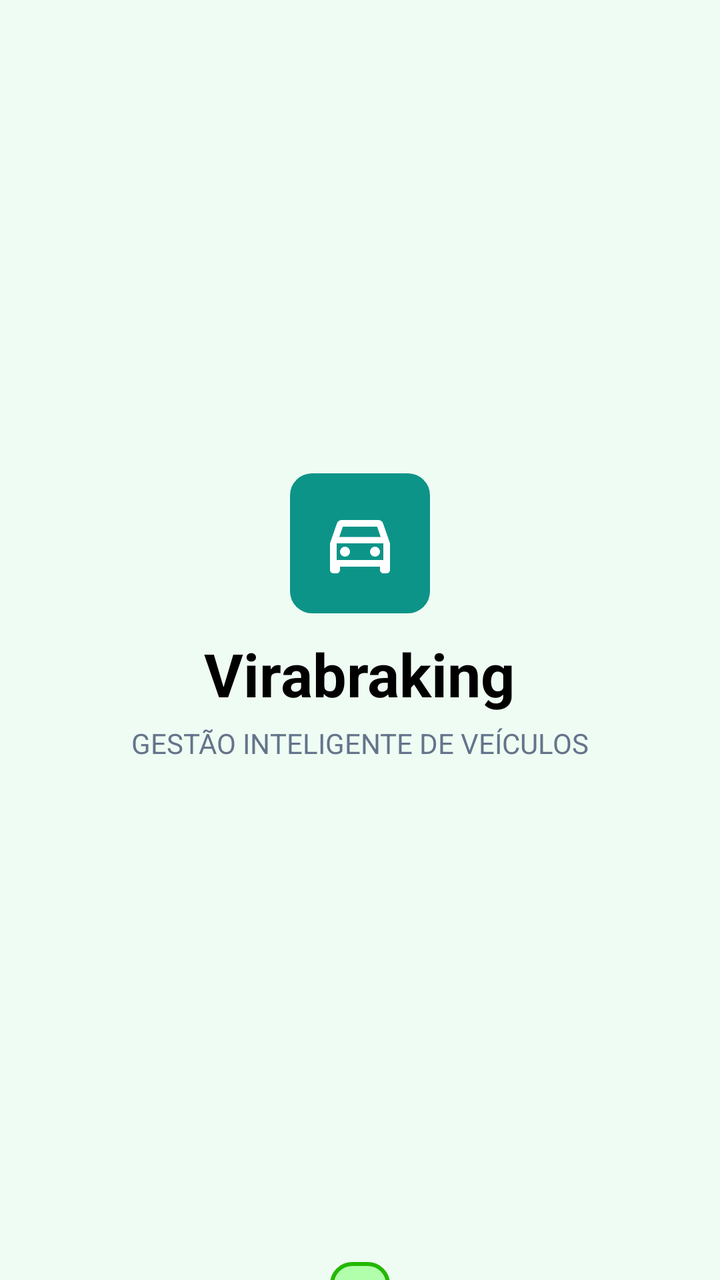
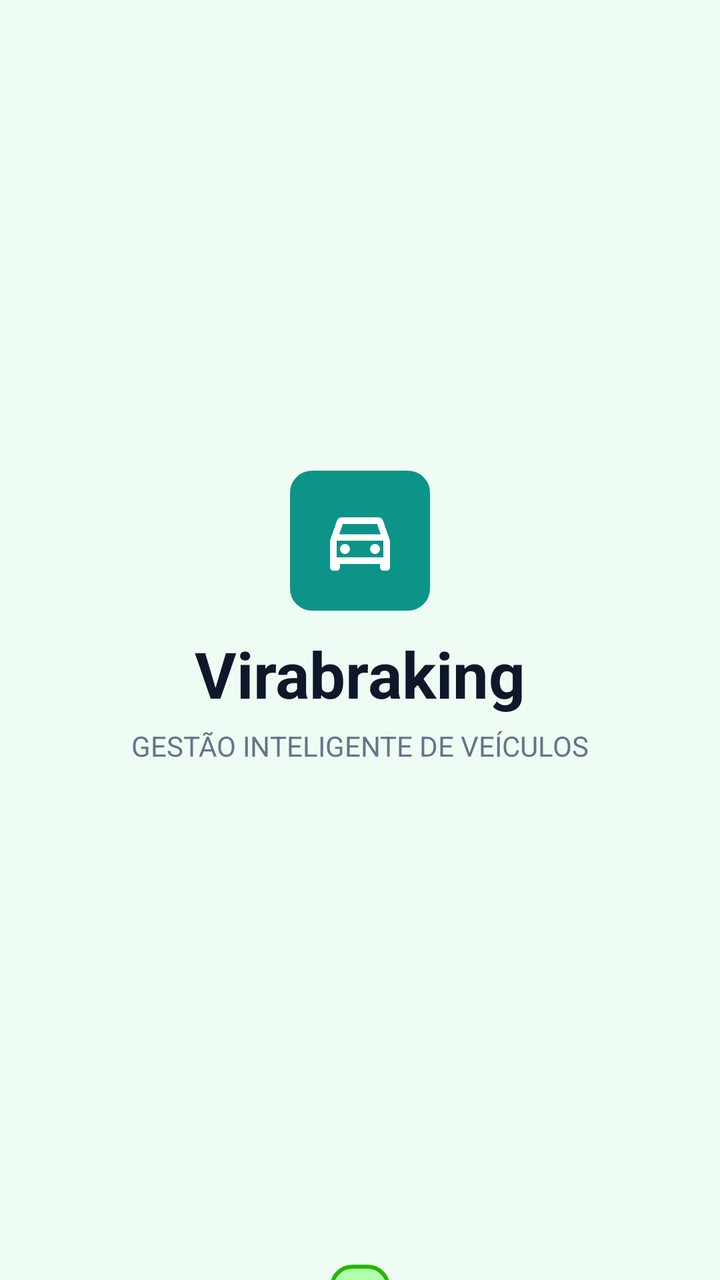

Two renders of the same Android screen: before a commit and after it. Below are the layout's source before the change and the commit's diff.
<!-- AndroidManifest.xml: application theme Theme.Virabraking -->
<!-- res/layout/activity_main.xml -->
<?xml version="1.0" encoding="utf-8"?>
<LinearLayout xmlns:android="http://schemas.android.com/apk/res/android"
    xmlns:app="http://schemas.android.com/apk/res-auto"
    xmlns:tools="http://schemas.android.com/tools"
    android:layout_width="match_parent"
    android:layout_height="match_parent"
    android:background="#effcf3"
    android:orientation="vertical"
    android:gravity="center"
    tools:context=".MainActivity">

    <ImageButton
        android:id="@+id/iBtnInicio"
        android:layout_width="wrap_content"
        android:layout_height="wrap_content"
        android:padding="15dp"
        android:layout_marginBottom="10dp"
        android:background="@drawable/rouded_border"
        android:src="@drawable/car" />

    <TextView
        android:layout_width="wrap_content"
        android:layout_height="wrap_content"
        android:textSize="30sp"
        android:textStyle="bold"
        android:layout_marginBottom="5dp"
        android:textColor="@color/black"
        android:text="Virabraking" />

    <TextView
        android:layout_width="wrap_content"
        android:layout_height="wrap_content"
        android:textColor="#64748b"
        android:text="GESTÃO INTELIGENTE DE VEÍCULOS" />

    <TextView
        android:id="@+id/tvAppVersion"
        android:layout_width="wrap_content"
        android:layout_height="wrap_content"
        android:background="@drawable/version_background"
        android:paddingVertical="3dp"
        android:paddingHorizontal="15dp"
        android:textStyle="bold"
        android:textSize="12sp"
        android:textColor="#28a095"
        android:translationY="250dp" />
</LinearLayout>
<!-- resources referenced by this layout -->
<resources>
  <color name="black">#FF000000</color>
  <!-- drawable car (drawable) -->
  <vector android:height="40dp" android:tint="#ffffff"
      android:viewportHeight="24" android:viewportWidth="24"
      android:width="40dp" xmlns:android="http://schemas.android.com/apk/res/android">
      <path android:fillColor="@android:color/white" android:pathData="M18.92,6.01C18.72,5.42 18.16,5 17.5,5h-11c-0.66,0 -1.21,0.42 -1.42,1.01L3,12v8c0,0.55 0.45,1 1,1h1c0.55,0 1,-0.45 1,-1v-1h12v1c0,0.55 0.45,1 1,1h1c0.55,0 1,-0.45 1,-1v-8l-2.08,-5.99zM6.85,7h10.29l1.08,3.11H5.77L6.85,7zM19,17H5v-5h14v5z"/>
      <path android:fillColor="@android:color/white" android:pathData="M7.5,14.5m-1.5,0a1.5,1.5 0,1 1,3 0a1.5,1.5 0,1 1,-3 0"/>
      <path android:fillColor="@android:color/white" android:pathData="M16.5,14.5m-1.5,0a1.5,1.5 0,1 1,3 0a1.5,1.5 0,1 1,-3 0"/>
  </vector>
  <!-- drawable rouded_border (drawable) -->
  <?xml version="1.0" encoding="utf-8"?>
  <layer-list xmlns:android="http://schemas.android.com/apk/res/android">
      <item>
          <shape android:shape="rectangle">
              <corners android:radius="11dp" />
              <solid android:color="#0d9488" />
          </shape>
      </item>
  </layer-list>
  <!-- drawable version_background (drawable) -->
  <?xml version="1.0" encoding="utf-8"?>
  <layer-list xmlns:android="http://schemas.android.com/apk/res/android">
      <item>
          <shape android:shape="rectangle">
              <corners android:radius="11dp" />
              <solid android:color="#B1FFAB" />
              <stroke android:width="2dp" android:color="#23B800" />
          </shape>
      </item>
  </layer-list>
  <style name="Theme.Virabraking" parent="Base.Theme.Virabraking" />
  <style name="Base.Theme.Virabraking" parent="Theme.Material3.DayNight.NoActionBar">
          
          <item name="colorPrimary">#0d9488</item>
      </style>
</resources>

<!-- the commit's change to res/layout/activity_main.xml (unified diff, before → after) -->
@@ -1,6 +1,5 @@
 <?xml version="1.0" encoding="utf-8"?>
 <LinearLayout xmlns:android="http://schemas.android.com/apk/res/android"
-    xmlns:app="http://schemas.android.com/apk/res-auto"
     xmlns:tools="http://schemas.android.com/tools"
     android:layout_width="match_parent"
     android:layout_height="match_parent"
@@ -21,10 +20,10 @@
     <TextView
         android:layout_width="wrap_content"
         android:layout_height="wrap_content"
-        android:textSize="30sp"
+        android:textSize="32sp"
         android:textStyle="bold"
         android:layout_marginBottom="5dp"
-        android:textColor="@color/black"
+        android:textColor="#0f172a"
         android:text="Virabraking" />
 
     <TextView
@@ -42,6 +41,6 @@
         android:paddingHorizontal="15dp"
         android:textStyle="bold"
         android:textSize="12sp"
-        android:textColor="#28a095"
+        android:textColor="#0d9488"
         android:translationY="250dp" />
 </LinearLayout>
<!-- resource entries referenced after the edit -->
@@ -1,6 +1,5 @@
 <!-- resources referenced by this layout -->
 <resources>
-  <color name="black">#FF000000</color>
   <!-- drawable car (drawable) -->
   <vector android:height="40dp" android:tint="#ffffff"
       android:viewportHeight="24" android:viewportWidth="24"
